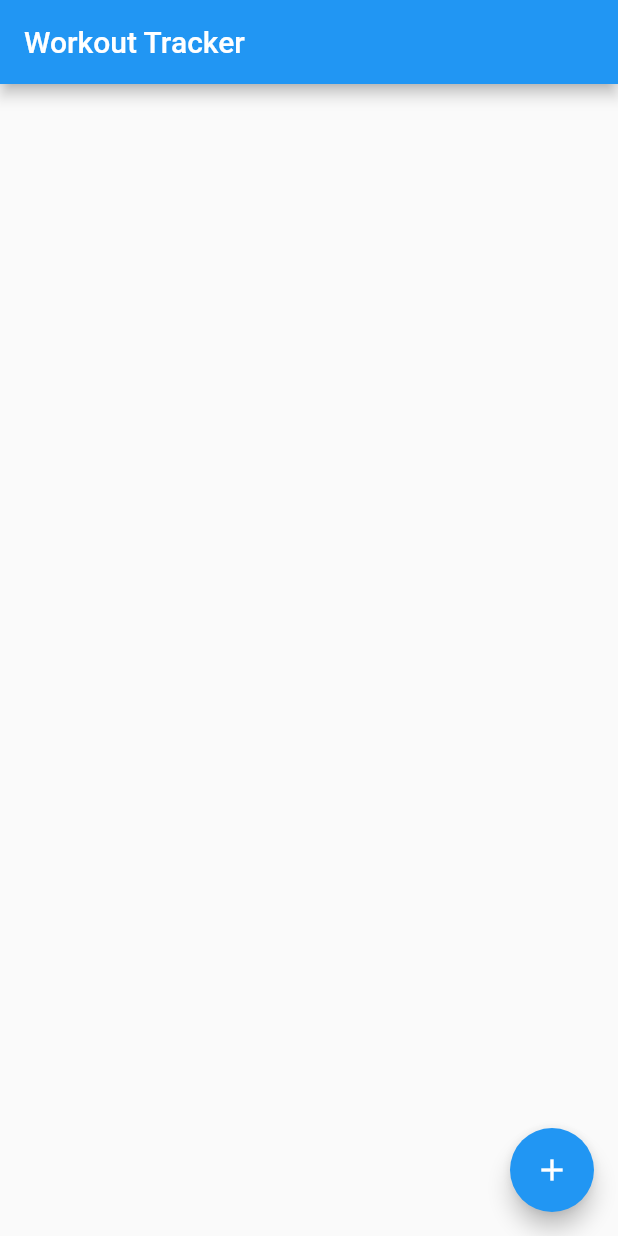
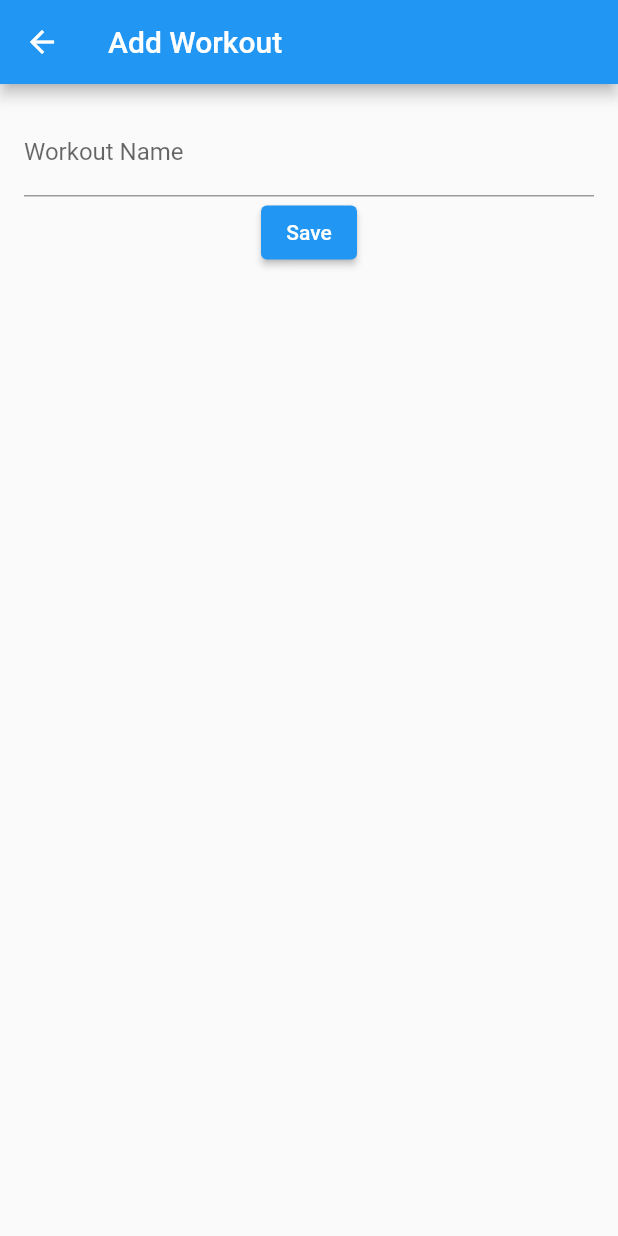
Before and after one commit to johnvinh/flutter-workout-tracker, a Flutter app: the screen it shows after launch, after a tap on the "add" icon, on a phone screen of 412 x 824 dp. Run offline on Flutter 3.47's test engine with Material 2 defaults, Android fonts, the phone set to English and light mode, and no system bars.

Commit message:
Navigate to add workout form from workout list

```diff
--- /dev/null
+++ b/lib/screens/add_workout_screen.dart
@@ -0,0 +1,54 @@
+import 'package:flutter/material.dart';
+import 'package:workout_tracker/models.dart';
+
+class AddWorkoutScreen extends StatefulWidget {
+  AddWorkoutScreen({Key? key}) : super(key: key);
+
+  @override
+  _AddWorkoutScreenState createState() => _AddWorkoutScreenState();
+}
+
+class _AddWorkoutScreenState extends State<AddWorkoutScreen> {
+  final _formKey = GlobalKey<FormState>();
+  String _workoutName = '';
+
+  @override
+  Widget build(BuildContext context) {
+    return Scaffold(
+      appBar: AppBar(
+        title: Text('Add Workout'),
+      ),
+      body: Form(
+        key: _formKey,
+        child: Padding(
+          padding: EdgeInsets.all(16.0),
+          child: Column(
+            children: <Widget>[
+              TextFormField(
+                decoration: InputDecoration(labelText: 'Workout Name'),
+                validator: (value) {
+                  if (value == null || value.isEmpty) {
+                    return 'Please enter a workout name';
+                  }
+                  return null;
+                },
+                onSaved: (value) {
+                  _workoutName = value!;
+                },
+              ),
+              ElevatedButton(
+                child: Text('Save'),
+                onPressed: () {
+                  if (_formKey.currentState!.validate()) {
+                    _formKey.currentState!.save();
+                    // Save the workout and navigate back
+                  }
+                },
+              ),
+            ],
+          ),
+        ),
+      ),
+    );
+  }
+}
--- a/lib/screens/workout_list_screen.dart
+++ b/lib/screens/workout_list_screen.dart
@@ -1,5 +1,7 @@
 import 'package:flutter/material.dart';
 import 'package:workout_tracker/models.dart';
+
+import 'add_workout_screen.dart';
 
 class WorkoutListScreen extends StatefulWidget {
   WorkoutListScreen({Key? key}) : super(key: key);
@@ -31,7 +33,10 @@ class _WorkoutListScreenState extends State<WorkoutListScreen> {
       floatingActionButton: FloatingActionButton(
         child: Icon(Icons.add),
         onPressed: () {
-          // Navigate to add workout screen
+          Navigator.push(
+            context,
+            MaterialPageRoute(builder: (context) => AddWorkoutScreen()),
+          );
         },
       ),
     );
```
